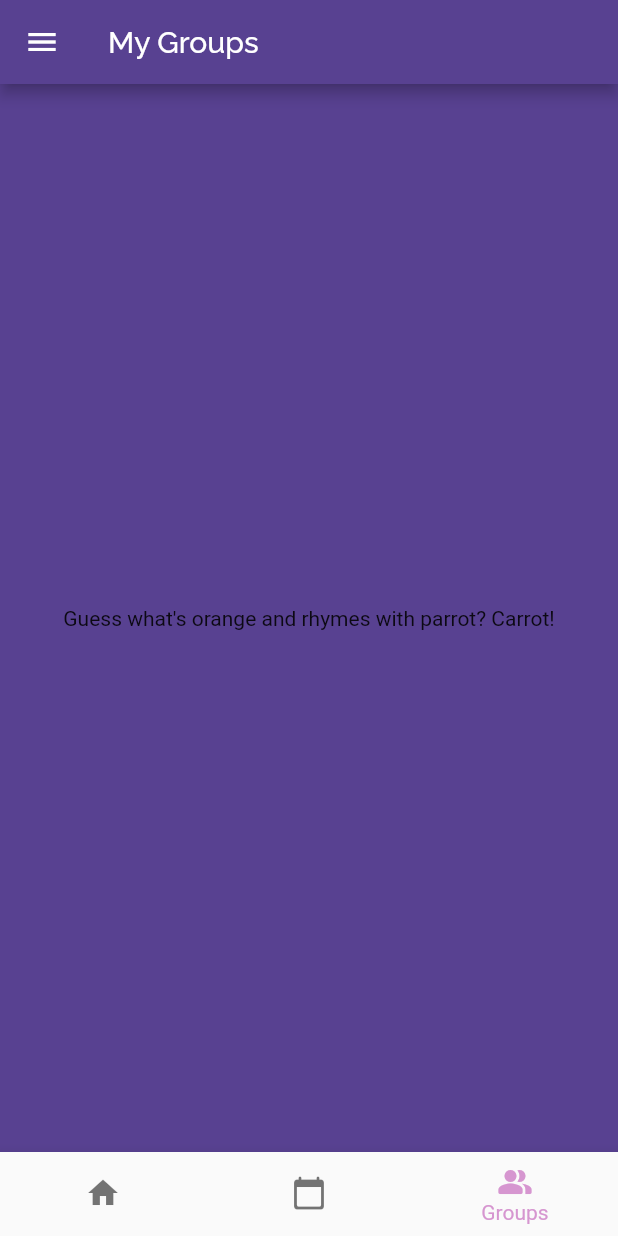
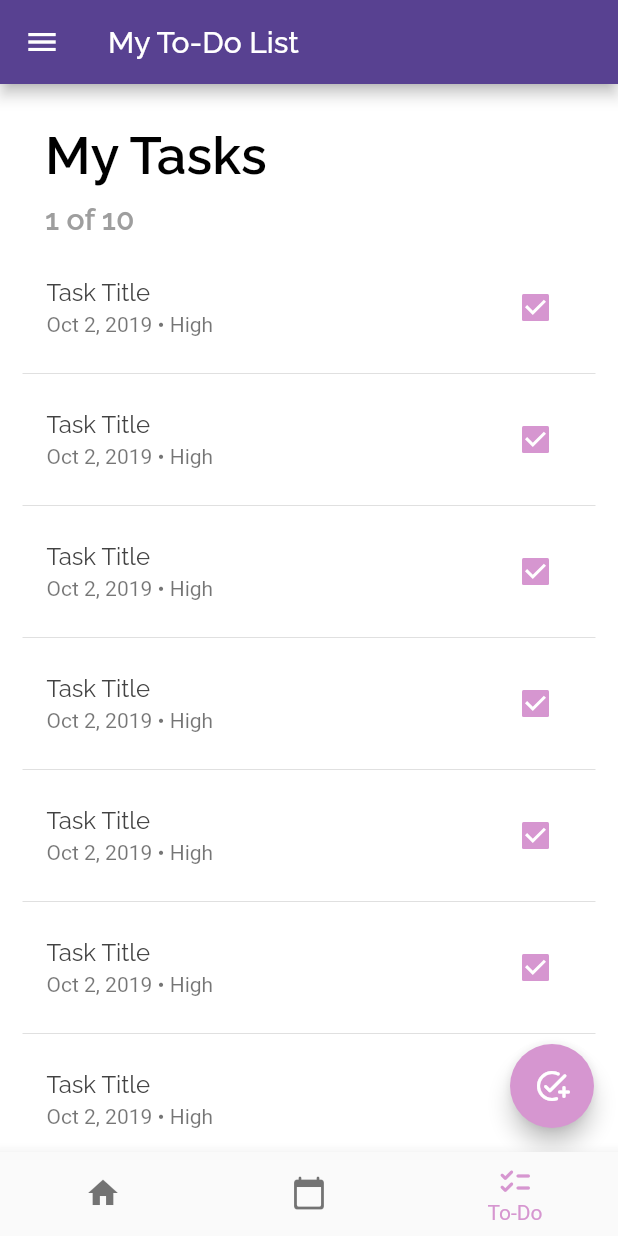
Before and after one commit to KaveenE/Orbital-SimplyMeet, a Flutter app: the TabsAllViews screen opened by its route, item 3 of the bottom bar chosen, on a phone screen of 412 x 824 dp. Run offline on Flutter 3.47's test engine with Material 2 defaults, Android fonts, the phone set to English and light mode, and no system bars; our stand-ins replace awesome_dialog, cloud_firestore, curved_navigation_bar, firebase_auth, firebase_core, flutter_colorpicker and 10 more; missing offline and left inert: navigation_history_observer; accounts and stored records are empty; project files that could hold a hidden picture were left out.

Commit message:
Implemented To-Do List (Imcomplete: Storing & displaying data) & Minor design changes

```diff
--- a/simply_meet/lib/core/ui/views/drawer_view.dart
+++ b/simply_meet/lib/core/ui/views/drawer_view.dart
@@ -34,7 +34,7 @@ class DrawerView extends StatelessWidget {
           ),
           DrawerItem(
             icon: Icon(
-              Icons.logout_rounded,
+              Icons.exit_to_app_rounded,
               color: Colors.grey.shade800,
             ),
             heading: "Log out",
--- a/simply_meet/lib/core/ui/views/groups_view.dart
+++ /dev/null
@@ -1,12 +0,0 @@
-import 'package:flutter/material.dart';
-
-class GroupWidget extends StatelessWidget {
-  const GroupWidget();
-
-  @override
-  Widget build(BuildContext context) {
-    return Center(
-      child: Text("Guess what's orange and rhymes with parrot? Carrot!"),
-    );
-  }
-}
--- a/simply_meet/lib/core/ui/views/tabs_all_views.dart
+++ b/simply_meet/lib/core/ui/views/tabs_all_views.dart
@@ -1,3 +1,4 @@
+import 'package:curved_navigation_bar/curved_navigation_bar.dart';
 import 'package:flutter/material.dart';
 import 'package:provider/provider.dart';
 import 'package:simply_meet/core/ui/views/drawer_view.dart';
@@ -28,11 +29,9 @@ class TabsAllViews extends StatelessWidget {
         ChangeNotifierProvider(
           create: (_) => DrawerViewModel(),
         ),
-
         StreamProvider<List<Event>>(
           create: (_) => FirestoreService().getEventsRealTime(),
           initialData: [],
-
         )
       ],
       builder: (_, __) => Consumer<TabsAllViewModel>(
@@ -44,7 +43,25 @@ class TabsAllViews extends StatelessWidget {
             appBar: viewMappings[currIdx][TabsAllViewModel.appBar],
             drawer: DrawerView(),
             body: viewMappings[currIdx][TabsAllViewModel.widget],
-            bottomNavigationBar: BottomNavigationBar(
+            bottomNavigationBar:
+                // CurvedNavigationBar(
+                //   color: Colors.grey.shade900,
+                //   backgroundColor: Colors.white,
+                //   buttonBackgroundColor: theme(ctx).accentColor,
+                //   height: 55,
+                //   items: <Widget>[
+                //     Icon(Icons.verified_user, color: Colors.white, size: 20),
+                //     Icon(Icons.verified_user_outlined,
+                //         color: Colors.white, size: 20),
+                //     Icon(Icons.verified_user, color: Colors.white, size: 20)
+                //   ],
+                //   animationCurve: Curves.easeInOutBack,
+                //   index: 1, // default selection
+                //   onTap: (index) {
+                //     debugPrint("Currnt Index is $index");
+                //   },
+                // )
+                BottomNavigationBar(
               currentIndex: currIdx,
               onTap: tabsAllViewModel.setIndex,
               showUnselectedLabels: false,
@@ -65,6 +82,7 @@ class TabsAllViews extends StatelessWidget {
     );
   }
 }
+
 /*
 class TabsAllViews extends StatelessWidget {
   static const routeName = '/tabsAllViews';
--- /dev/null
+++ b/simply_meet/lib/core/ui/views/todo_view.dart
@@ -0,0 +1,85 @@
+import 'package:flutter/material.dart';
+import 'package:simply_meet/core/ui/views/add_tasks_view.dart';
+import 'package:simply_meet/shared/utility/ui_helpers.dart';
+
+class TodoWidget extends StatelessWidget {
+  const TodoWidget();
+
+  Widget _buildTask(int index, BuildContext context) {
+    return Padding(
+      padding: EdgeInsets.symmetric(horizontal: 15),
+      child: Column(
+        children: <Widget>[
+          ListTile(
+            title: Text("Task Title"),
+            subtitle: Text("Oct 2, 2019 • High"),
+            trailing: Checkbox(
+              onChanged: (value) {
+                print(value);
+              },
+              activeColor: theme(context).accentColor,
+              value: true,
+            ),
+          ),
+          Divider(),
+        ],
+      ),
+    );
+  }
+
+  @override
+  Widget build(BuildContext context) {
+    return Scaffold(
+      backgroundColor: Colors.white,
+      floatingActionButton: FloatingActionButton(
+        backgroundColor: theme(context).accentColor,
+        child: Icon(
+          Icons.add_task_rounded,
+          color: Colors.white,
+        ),
+        onPressed: () => Navigator.push(
+          context,
+          MaterialPageRoute(
+            builder: (_) => AddTaskScreen(),
+          ),
+        ),
+      ),
+      body: ListView.builder(
+        padding: EdgeInsets.symmetric(vertical: 15),
+        itemCount: 10,
+        itemBuilder: (BuildContext context, int index) {
+          if (index == 0) {
+            return Padding(
+              padding: const EdgeInsets.symmetric(horizontal: 30, vertical: 12),
+              child: Column(
+                crossAxisAlignment: CrossAxisAlignment.start,
+                children: <Widget>[
+                  Text(
+                    "My Tasks",
+                    style: theme(context)
+                        .textTheme
+                        .headline2!
+                        .copyWith(color: Colors.black, fontSize: 35),
+                  ),
+                  SizedBox(height: 10),
+                  Text("1 of 10",
+                      style: theme(context).textTheme.subtitle1!.copyWith(
+                          fontSize: 20,
+                          color: Colors.grey,
+                          fontWeight: FontWeight.w600)),
+                ],
+              ),
+            );
+          }
+          return _buildTask(index, context);
+          // Container(
+          //   height: 50,
+          //   width: double.infinity,
+          //   margin: EdgeInsets.all(15),
+          //   color: theme(context).accentColor,
+          // );
+        },
+      ),
+    );
+  }
+}
--- a/simply_meet/lib/core/view_models/tabs_all_viewmodel.dart
+++ b/simply_meet/lib/core/view_models/tabs_all_viewmodel.dart
@@ -2,7 +2,7 @@ import 'package:simply_meet/core/ui/widgets/floating_bottom_modal.dart';
 import 'package:simply_meet/shared/utility/ui_helpers.dart';
 
 import '../ui/views/create_edit_event_view.dart';
-import '../ui/views/groups_view.dart';
+import '../ui/views/todo_view.dart';
 import '../ui/views/home_view.dart';
 import '../ui/views/timetable_view.dart';
 
@@ -41,12 +41,12 @@ class TabsAllViewModel extends ChangeNotifier {
       },
       {
         appBar: AppBar(
-          title: Text("My Groups"),
+          title: Text("My To-Do List"),
           actions: null,
         ),
-        widget: GroupWidget(),
-        icon: Icon(Icons.people_alt_rounded),
-        label: "Groups"
+        widget: TodoWidget(),
+        icon: Icon(Icons.checklist_rounded),
+        label: "To-Do"
       }
     ];
   }
--- /dev/null
+++ b/simply_meet/lib/core/view_models/todo_view_model.dart
@@ -0,0 +1,42 @@
+class Task {
+  late int id;
+  String title;
+  DateTime date;
+  String priority;
+  int status; // 0 - Incomplete, 1 - Complete
+
+  Task(
+      {required this.title,
+      required this.date,
+      required this.priority,
+      required this.status});
+  Task.withId(
+      {required this.id,
+      required this.title,
+      required this.date,
+      required this.priority,
+      required this.status});
+
+  Map<String, dynamic> toMap() {
+    final map = Map<String, dynamic>();
+    if (id != null) {
+      map['id'] = id;
+    }
+    map['id'] = id;
+    map['title'] = title;
+    map['date'] = date.toIso8601String();
+    map['priority'] = priority;
+    map['status'] = status;
+    return map;
+  }
+
+  factory Task.fromMap(Map<String, dynamic> map) {
+    return Task.withId(
+      id: map['id'],
+      title: map['title'],
+      date: DateTime.parse(map['date']),
+      priority: map['priority'],
+      status: map['status'],
+    );
+  }
+}
--- a/simply_meet/lib/main.dart
+++ b/simply_meet/lib/main.dart
@@ -61,6 +61,10 @@ class MyApp extends StatelessWidget {
           errorColor: Colors.red[700],
           fontFamily: GoogleFonts.raleway().fontFamily,
           textTheme: ThemeData.light().textTheme.copyWith(
+                headline1: GoogleFonts.raleway(
+                    color: Colors.black,
+                    fontSize: 35,
+                    fontWeight: FontWeight.w600),
                 headline2: GoogleFonts.raleway(
                   color: Colors.white,
                   fontSize: 28,
--- a/simply_meet/lib/shared/utility/dialog_manager.dart
+++ b/simply_meet/lib/shared/utility/dialog_manager.dart
@@ -52,7 +52,6 @@ class DialogManager {
     required void Function(Color color) changeColor,
     required FormFieldState<Color?> inputField,
   }) {
-
     return AwesomeDialog(
       context: context,
       dialogType: DialogType.NO_HEADER,
@@ -64,7 +63,7 @@ class DialogManager {
               "Pick a color to highlight cell",
               softWrap: true,
               style: TextStyle(
-                fontSize: 25,
+                fontSize: 20,
               ),
             ),
             Divider(),
@@ -100,7 +99,7 @@ class DialogManager {
       headerAnimationLoop: false,
       title: title,
       desc: description,
-      btnCancelOnPress: (){},
+      btnCancelOnPress: () {},
       btnCancelColor: Colors.red,
       btnCancelText: "CANCEL",
       btnOkOnPress: confirmAction,
--- a/simply_meet/lib/start/ui/views/welcome_view.dart
+++ b/simply_meet/lib/start/ui/views/welcome_view.dart
@@ -38,8 +38,8 @@ class WelcomeView extends StatelessWidget {
                       children: <Widget>[
                         Image.asset(
                           'assets/images/WhiteLogoWithoutText.png',
-                          height: 55,
-                          width: 55,
+                          height: 60,
+                          width: 60,
                         ),
                         const Align(
                           alignment: Alignment.topRight,
--- a/simply_meet/lib/start/ui/widgets/sign_up_area.dart
+++ b/simply_meet/lib/start/ui/widgets/sign_up_area.dart
@@ -18,7 +18,7 @@ class SignUpArea extends StatelessWidget {
     return Expanded(
       child: Column(
         children: <Widget>[
-          const Spacer(flex: 2),
+          const Spacer(flex: 3),
           Text(
             "SIGN UP",
             style: theme(context)
@@ -44,7 +44,9 @@ class SignUpArea extends StatelessWidget {
             title: "Sign Up",
             busy: loginSignUpViewModel.busy,
             loginSignupAction: () => loginSignUpViewModel.signUp(
-                formKey: loginSignUpViewModel.globalFormKeyList[1] , context: context,),
+              formKey: loginSignUpViewModel.globalFormKeyList[1],
+              context: context,
+            ),
           ),
           const Spacer(),
           Text("Already have an account?",
--- a/simply_meet/pubspec.yaml
+++ b/simply_meet/pubspec.yaml
@@ -64,8 +64,8 @@ dependencies:
   flutter_local_notifications: ^6.0.0
   #Read
   flutter_native_timezone: ^2.0.0
-
-
+  #New navigation bar
+  curved_navigation_bar: ^1.0.1
   # The following adds the Cupertino Icons font to your application.
   # Use with the CupertinoIcons class for iOS style icons.
   cupertino_icons: ^1.0.3
```
Also changed, not shown: simply_meet/lib/core/ui/views/add_tasks_view.dart (added, +196 -0 lines), simply_meet/lib/start/ui/views/login_signup_view.dart (+6 -3 lines), simply_meet/lib/start/ui/widgets/login_area.dart (+8 -5 lines), simply_meet/assets/images/SilverLogoWithoutText.png (added), simply_meet/assets/images/WhiteLogoWithoutText.png, simply_meet/pubspec.lock.
